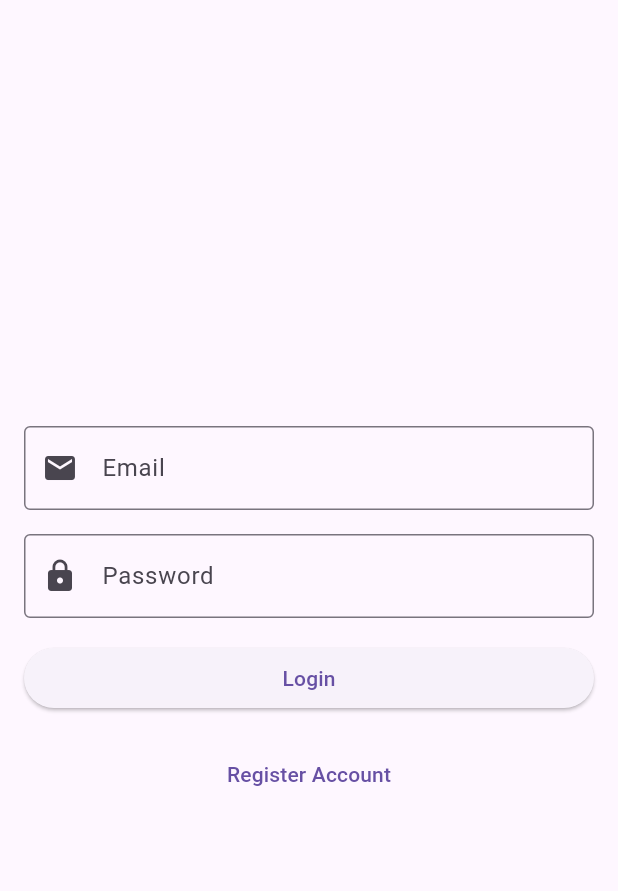
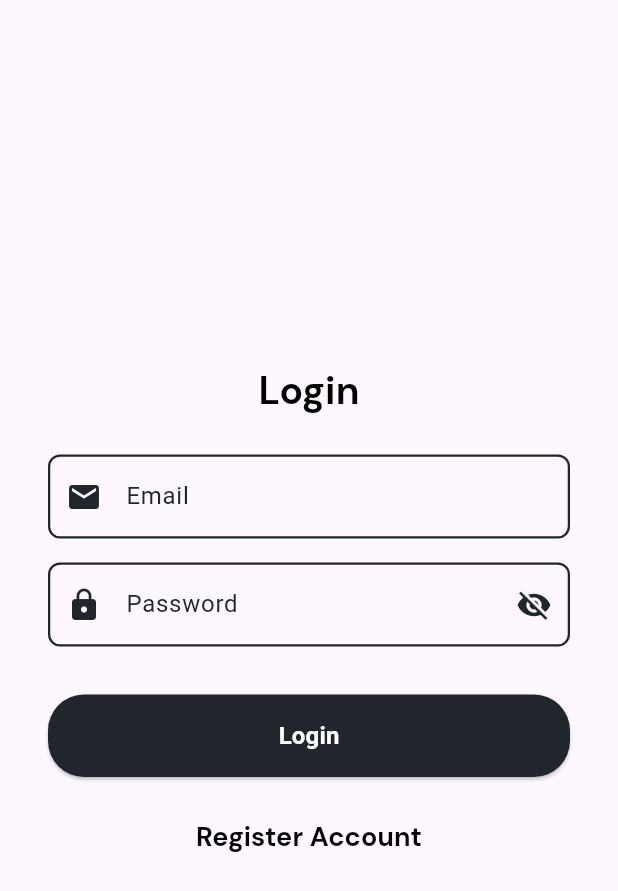
Before and after one commit to nngarfdn/productivioapp, a Flutter app: the screen it shows after launch, on a phone screen of 412 x 824 dp. Shown: the top 891 px of the screen. Run offline on Flutter 3.47's test engine with Material 3 defaults, Android fonts, the phone set to English and light mode, and no system bars.

Commit message:
feat: adjust login ui

```diff
--- /dev/null
+++ b/lib/core/constants/fontstyles.dart
@@ -0,0 +1,64 @@
+import 'package:flutter/material.dart';
+
+class FontStyles {
+  // Regular font, size 14
+  static const TextStyle regular = TextStyle(
+    fontFamily: 'DMSans',
+    fontWeight: FontWeight.w400,
+    fontSize: 14,
+  );
+
+  // Medium font, size 14
+  static const TextStyle medium = TextStyle(
+    fontFamily: 'DMSans',
+    fontWeight: FontWeight.w500,
+    fontSize: 14,
+  );
+
+  // Bold font, size 14
+  static const TextStyle bold = TextStyle(
+    fontFamily: 'DMSans',
+    fontWeight: FontWeight.w700,
+    fontSize: 14,
+  );
+
+  // Regular font with italics, size 14
+  static const TextStyle italic = TextStyle(
+    fontFamily: 'DMSans',
+    fontWeight: FontWeight.w400,
+    fontSize: 14,
+    fontStyle: FontStyle.italic,
+  );
+
+  // Medium italic font, size 14
+  static const TextStyle mediumItalic = TextStyle(
+    fontFamily: 'DMSans',
+    fontWeight: FontWeight.w500,
+    fontSize: 14,
+    fontStyle: FontStyle.italic,
+  );
+
+  // Bold italic font, size 14
+  static const TextStyle boldItalic = TextStyle(
+    fontFamily: 'DMSans',
+    fontWeight: FontWeight.w700,
+    fontSize: 14,
+    fontStyle: FontStyle.italic,
+  );
+
+  // Customizable TextStyle function
+  static TextStyle custom({
+    required double fontSize,
+    FontWeight fontWeight = FontWeight.w400,
+    FontStyle fontStyle = FontStyle.normal,
+    Color color = Colors.black,
+  }) {
+    return TextStyle(
+      fontFamily: 'DMSans',
+      fontWeight: fontWeight,
+      fontSize: fontSize,
+      fontStyle: fontStyle,
+      color: color,
+    );
+  }
+}
--- a/lib/features/auth/presentation/pages/loginpage.dart
+++ b/lib/features/auth/presentation/pages/loginpage.dart
@@ -1,59 +1,56 @@
 import 'package:flutter/material.dart';
+import 'package:productivioapp/features/auth/presentation/widgets/login_widget.dart';
 import 'package:provider/provider.dart';
-import 'package:productivioapp/core/constants/routes.dart';
 import 'package:productivioapp/features/auth/presentation/viewmodel/auth_viewmodel.dart';
 
+class LoginPage extends StatefulWidget {
+  const LoginPage({super.key});
 
-class LoginPage extends StatelessWidget {
-  const LoginPage({super.key});
+  @override
+  _LoginPageState createState() => _LoginPageState();
+}
+
+class _LoginPageState extends State<LoginPage> {
+  bool _obscureText = true;
+
+  void _toggleObscureText() {
+    setState(() {
+      _obscureText = !_obscureText;
+    });
+  }
 
   @override
   Widget build(BuildContext context) {
     final authViewModel = Provider.of<AuthViewModel>(context);
-
     return Scaffold(
-      body: Padding(
-        padding: const EdgeInsets.all(16.0),
+      resizeToAvoidBottomInset: false,
+      body: Center(
+        child: Padding(
+          padding: const EdgeInsets.all(32.0),
+          child: SingleChildScrollView(
             child: Column(
-          mainAxisAlignment: MainAxisAlignment.center,
-          crossAxisAlignment: CrossAxisAlignment.stretch,
+              mainAxisSize: MainAxisSize.min,
+              crossAxisAlignment: CrossAxisAlignment.center,
               children: [
-            TextField(
-              controller: authViewModel.emailController,
-              decoration: const InputDecoration(
-                labelText: 'Email',
-                border: OutlineInputBorder(),
-                prefixIcon: Icon(Icons.email),
+                LoginWidgets.buildTitle(),
+                const SizedBox(height: 24),
+                LoginWidgets.buildEmailField(authViewModel),
+                const SizedBox(height: 16),
+                LoginWidgets.buildPasswordField(
+                  authViewModel,
+                  _obscureText,
+                  _toggleObscureText,
                 ),
-              keyboardType: TextInputType.emailAddress,
+                const SizedBox(height: 32),
+                LoginWidgets.buildLoginButton(
+                  isLoading: authViewModel.isLoading,
+                  onPressed: authViewModel.login,
                 ),
                 const SizedBox(height: 16),
-            TextField(
-              controller: authViewModel.passwordController,
-              decoration: const InputDecoration(
-                labelText: 'Password',
-                border: OutlineInputBorder(),
-                prefixIcon: Icon(Icons.lock),
+                LoginWidgets.buildRegisterButton(context),
+              ],
             ),
-              obscureText: true,
           ),
-            const SizedBox(height: 16),
-            authViewModel.isLoading
-                ? const Center(child: CircularProgressIndicator())
-                : ElevatedButton(
-              onPressed: () async {
-                await authViewModel.login();
-              },
-              child: const Text('Login'),
-            ),
-            const SizedBox(height: 16),
-            TextButton(
-              onPressed: () {
-                Navigator.pushNamed(context, Routes.register);
-              },
-              child: const Text('Register Account'),
-            ),
-          ],
         ),
       ),
     );
--- /dev/null
+++ b/lib/features/auth/presentation/widgets/login_widget.dart
@@ -0,0 +1,127 @@
+import 'package:flutter/material.dart';
+import 'package:productivioapp/features/auth/presentation/viewmodel/auth_viewmodel.dart';
+import 'package:productivioapp/core/constants/routes.dart';
+
+
+class LoginWidgets {
+  static Widget buildTitle() {
+    return const Text(
+      'Login',
+      style: TextStyle(
+        fontFamily: 'DMSans',
+        fontWeight: FontWeight.w600,
+        fontSize: 26,
+        color: Colors.black,
+      ),
+    );
+  }
+
+  static Widget buildEmailField(AuthViewModel authViewModel) {
+    return TextField(
+      controller: authViewModel.emailController,
+      decoration: _buildInputDecoration(
+        label: 'Email',
+        prefixIcon: Icons.email,
+      ),
+      keyboardType: TextInputType.emailAddress,
+      style: const TextStyle(color: Color(0xFF21262C)),
+    );
+  }
+
+  static Widget buildPasswordField(
+      AuthViewModel authViewModel, bool obscureText, VoidCallback toggleObscureText) {
+    return TextField(
+      controller: authViewModel.passwordController,
+      decoration: _buildInputDecoration(
+        label: 'Password',
+        prefixIcon: Icons.lock,
+        suffixIcon: IconButton(
+          icon: Icon(
+            obscureText ? Icons.visibility_off : Icons.visibility,
+            color: const Color(0xFF21262C),
+          ),
+          onPressed: toggleObscureText,
+        ),
+      ),
+      obscureText: obscureText,
+      style: const TextStyle(color: Color(0xFF21262C)),
+    );
+  }
+
+  static Widget buildLoginButton({
+    required bool isLoading,
+    required VoidCallback onPressed,
+    String text = 'Login',
+    Color backgroundColor = const Color(0xFF21262C),
+    Color textColor = Colors.white,
+    double fontSize = 16,
+    FontWeight fontWeight = FontWeight.w600,
+    double borderRadius = 24,
+    EdgeInsetsGeometry padding = const EdgeInsets.symmetric(vertical: 16),
+  }) {
+    return isLoading
+        ? const Center(child: CircularProgressIndicator())
+        : SizedBox(
+      width: double.infinity, // Makes the button take full parent width
+      child: ElevatedButton(
+        onPressed: onPressed,
+        style: ElevatedButton.styleFrom(
+          backgroundColor: backgroundColor,
+          shape: RoundedRectangleBorder(
+            borderRadius: BorderRadius.circular(borderRadius),
+          ),
+          padding: padding,
+        ),
+        child: Text(
+          text,
+          style: TextStyle(
+            color: textColor,
+            fontSize: fontSize,
+            fontWeight: fontWeight,
+          ),
+        ),
+      ),
+    );
+  }
+  static Widget buildRegisterButton(BuildContext context) {
+    return TextButton(
+      onPressed: () {
+        Navigator.pushNamed(context, Routes.register);
+      },
+      child: const Text(
+        'Register Account',
+        style: TextStyle(
+          fontFamily: 'DMSans',
+          fontWeight: FontWeight.w600,
+          fontSize: 18,
+          color: Colors.black,
+        ),
+      ),
+    );
+  }
+
+  static InputDecoration _buildInputDecoration({
+    required String label,
+    required IconData prefixIcon,
+    Widget? suffixIcon,
+  }) {
+    return InputDecoration(
+      labelText: label,
+      labelStyle: const TextStyle(color: Color(0xFF21262C)),
+      border: OutlineInputBorder(
+        borderRadius: BorderRadius.circular(8),
+        borderSide: const BorderSide(color: Color(0xFF21262C), width: 1.5),
+      ),
+      focusedBorder: OutlineInputBorder(
+        borderRadius: BorderRadius.circular(8),
+        borderSide: const BorderSide(color: Color(0xFF21262C), width: 2.0),
+      ),
+      enabledBorder: OutlineInputBorder(
+        borderRadius: BorderRadius.circular(8),
+        borderSide: const BorderSide(color: Color(0xFF21262C), width: 1.5),
+      ),
+      prefixIcon: Icon(prefixIcon, color: const Color(0xFF21262C)),
+      suffixIcon: suffixIcon,
+    );
+  }
+}
```
Also changed, not shown: pubspec.yaml (+16 -4 lines), assets/fonts/DMSans-Bold.ttf (added), assets/fonts/DMSans-BoldItalic.ttf (added), assets/fonts/DMSans-Italic.ttf (added), assets/fonts/DMSans-Medium.ttf (added), assets/fonts/DMSans-MediumItalic.ttf (added), assets/fonts/DMSans-Regular.ttf (added). Lines whose indentation alone changed are shown as unchanged.
